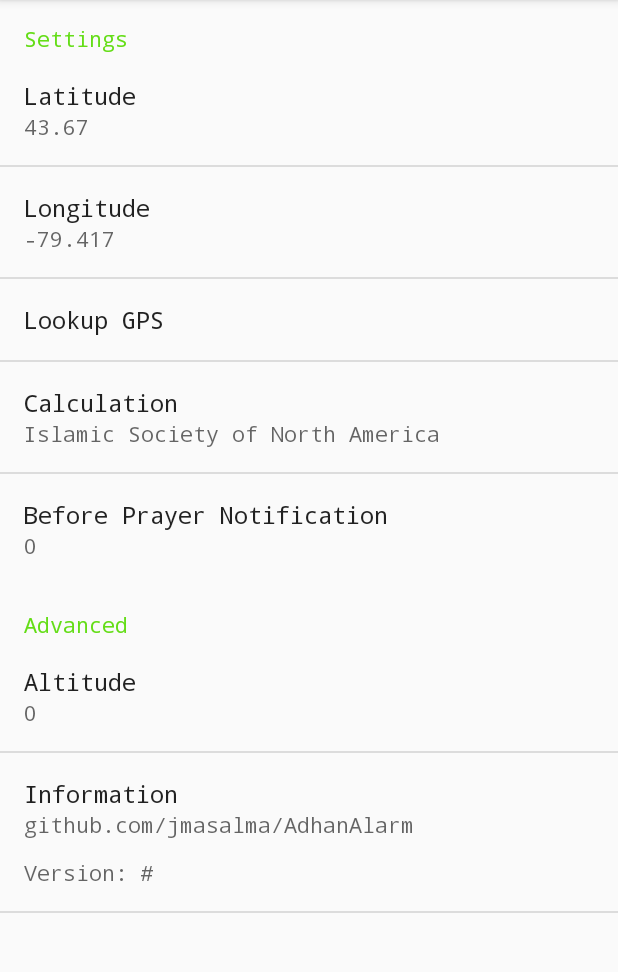
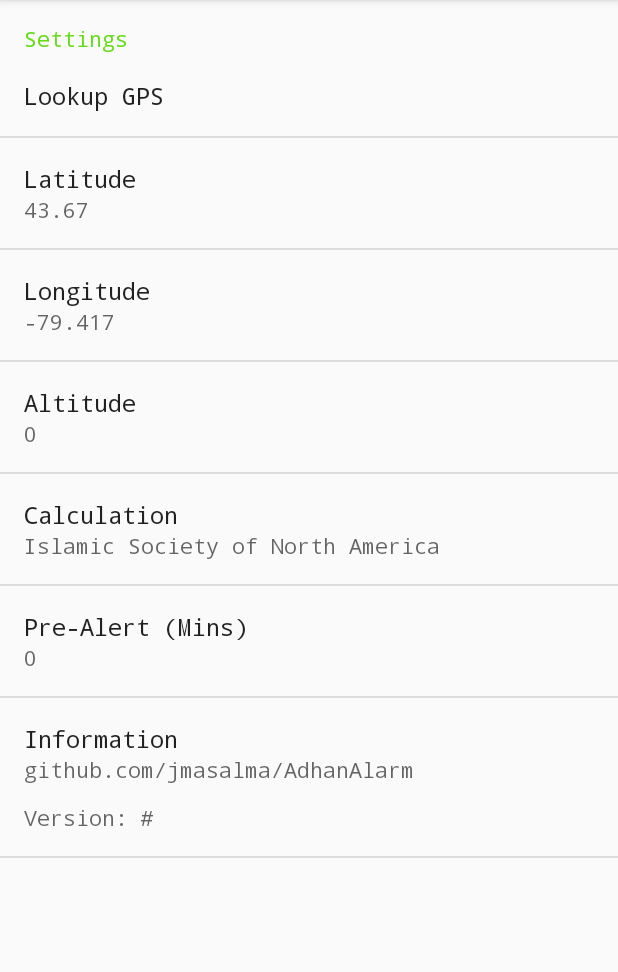
Before and after one commit to jmasalma/AdhanAlarm3, an Android app built with Jetpack Compose: the fragment SettingsFragment shown on its own in the app's theme, on a phone screen of 412 x 824 dp, the part 84-1056 px from its top. Run offline under Robolectric (Android 15) with nearby library versions, the phone set to English and light mode, and no system bars; 8 statements that could not run were skipped.

Commit message:
feat: Rename "Before Prayer Notifications" and reorganize settings
This commit addresses two user requests:

1. Renames the "Before Prayer Notifications" setting to "Pre-Alert (Mins)". This includes updating the string resource, the preference key in the settings XML, and all corresponding Java code references.

2. Reorganizes the settings screen layout:
    - Moves the "Lookup GPS" option to the top.
    - Moves the "Altitude" option to be directly under "Longitude".
    - Removes the "Advanced" preference category.

```diff
--- a/app/src/main/java/islam/adhanalarm/SettingsFragment.java
+++ b/app/src/main/java/islam/adhanalarm/SettingsFragment.java
@@ -32,7 +32,7 @@ public class SettingsFragment extends PreferenceFragment implements SharedPrefer
     final Set<String> PREFS_TO_UPDATE_SUMMARY = new HashSet<>(Arrays.asList(
             "latitude",
             "longitude",
-            "beforePrayerNotification",
+            "preAlertMins",
             "altitude"
     ));
     private SharedPreferences mEncryptedSharedPreferences;
--- a/app/src/main/res/values/strings.xml
+++ b/app/src/main/res/values/strings.xml
@@ -71,7 +71,7 @@
     <string name="offset">Offset</string>
     <string name="minutes">minutes</string>
     <string name="minutes_0_to_disable">Minutes (0 to disable)</string>
-    <string name="before_prayer_notification">Before Prayer Notification</string>
+    <string name="pre_alert_mins">Pre-Alert (Mins)</string>
     <string name="language">Language</string>
     <string name="theme">Theme</string>
     <string name="brown">Brown</string>
--- a/app/src/main/res/xml/settings.xml
+++ b/app/src/main/res/xml/settings.xml
@@ -2,6 +2,9 @@
 <PreferenceScreen xmlns:android="http://schemas.android.com/apk/res/android">
 
     <PreferenceCategory android:title="@string/settings">
+        <Preference
+            android:key="lookupGPS"
+            android:title="@string/lookup_gps" />
         <EditTextPreference
             android:key="latitude"
             android:title="@string/latitude"
@@ -12,9 +15,11 @@
             android:title="@string/longitude"
             android:inputType="numberDecimal|numberSigned"
             android:defaultValue="-79.417" />
-        <Preference
-            android:key="lookupGPS"
-            android:title="@string/lookup_gps" />
+        <EditTextPreference
+            android:key="altitude"
+            android:title="@string/altitude"
+            android:inputType="numberDecimal"
+            android:defaultValue="0" />
         <ListPreference
             android:key="calculationMethodsIndex"
             android:title="@string/calculation"
@@ -23,18 +28,10 @@
             android:entryValues="@array/calculation_methods_values"
             android:defaultValue="3" />
         <EditTextPreference
-            android:key="beforePrayerNotification"
-            android:title="@string/before_prayer_notification"
+            android:key="preAlertMins"
+            android:title="@string/pre_alert_mins"
             android:summary="@string/minutes_0_to_disable"
             android:inputType="number"
-            android:defaultValue="0" />
-    </PreferenceCategory>
-
-    <PreferenceCategory android:title="@string/advanced">
-        <EditTextPreference
-            android:key="altitude"
-            android:title="@string/altitude"
-            android:inputType="numberDecimal"
             android:defaultValue="0" />
     </PreferenceCategory>
 
```
Also changed, not shown: app/src/main/java/islam/adhanalarm/handler/ScheduleHandler.java (+5 -5 lines).
